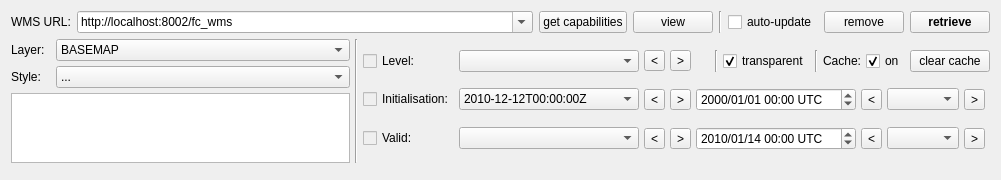
Above: mslib/msui/ui/ui_wms_dockwidget.ui from Open-MSS/MSS before the change. Below: the same form after it.
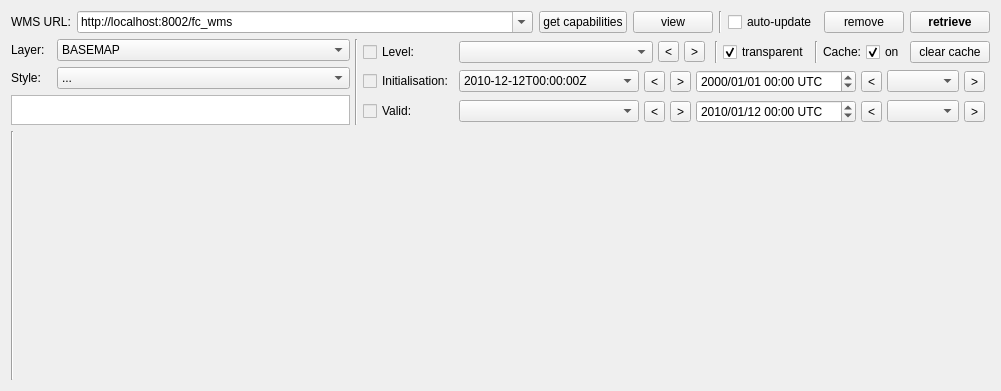
That is the form after the change.

The edit to the form file:
```diff
--- a/mslib/msui/ui/ui_wms_dockwidget.ui
+++ b/mslib/msui/ui/ui_wms_dockwidget.ui
@@ -7,7 +7,7 @@
     <x>0</x>
     <y>0</y>
     <width>1001</width>
-    <height>155</height>
+    <height>391</height>
    </rect>
   </property>
   <property name="sizePolicy">
@@ -22,12 +22,6 @@
     <height>0</height>
    </size>
   </property>
-  <property name="maximumSize">
-   <size>
-    <width>16777215</width>
-    <height>155</height>
-   </size>
-  </property>
   <property name="windowTitle">
    <string>WMS Dock Widget</string>
   </property>
@@ -167,14 +161,17 @@
      <item>
       <layout class="QVBoxLayout" name="verticalLayout">
        <property name="spacing">
-        <number>5</number>
+        <number>6</number>
+       </property>
+       <property name="sizeConstraint">
+        <enum>QLayout::SetMinimumSize</enum>
        </property>
        <item>
         <layout class="QHBoxLayout" name="horizontalLayout">
          <item>
           <widget class="QLabel" name="label_8">
            <property name="sizePolicy">
-            <sizepolicy hsizetype="Fixed" vsizetype="Preferred">
+            <sizepolicy hsizetype="Fixed" vsizetype="Fixed">
              <horstretch>0</horstretch>
              <verstretch>0</verstretch>
             </sizepolicy>
@@ -193,7 +190,7 @@
          <item>
           <widget class="QComboBox" name="cbLayer">
            <property name="sizePolicy">
-            <sizepolicy hsizetype="MinimumExpanding" vsizetype="Minimum">
+            <sizepolicy hsizetype="MinimumExpanding" vsizetype="Fixed">
              <horstretch>0</horstretch>
              <verstretch>0</verstretch>
             </sizepolicy>
@@ -204,12 +201,6 @@
              <height>0</height>
             </size>
            </property>
-           <property name="maximumSize">
-            <size>
-             <width>16777215</width>
-             <height>16777215</height>
-            </size>
-           </property>
            <property name="toolTip">
             <string/>
            </property>
@@ -246,7 +237,7 @@
          <item>
           <widget class="QLabel" name="label_11">
            <property name="sizePolicy">
-            <sizepolicy hsizetype="Fixed" vsizetype="Preferred">
+            <sizepolicy hsizetype="Fixed" vsizetype="Fixed">
              <horstretch>0</horstretch>
              <verstretch>0</verstretch>
             </sizepolicy>
@@ -265,7 +256,7 @@
          <item>
           <widget class="QComboBox" name="cbStyle">
            <property name="sizePolicy">
-            <sizepolicy hsizetype="MinimumExpanding" vsizetype="Minimum">
+            <sizepolicy hsizetype="MinimumExpanding" vsizetype="Fixed">
              <horstretch>0</horstretch>
              <verstretch>0</verstretch>
             </sizepolicy>
@@ -276,12 +267,6 @@
              <height>0</height>
             </size>
            </property>
-           <property name="maximumSize">
-            <size>
-             <width>16777215</width>
-             <height>16777215</height>
-            </size>
-           </property>
            <property name="styleSheet">
             <string notr="true">QComboBox QAbstractItemView { min-width: 600px; }</string>
            </property>
@@ -302,10 +287,16 @@
        </item>
        <item>
         <widget class="QTextEdit" name="teLayerAbstract">
+         <property name="sizePolicy">
+          <sizepolicy hsizetype="MinimumExpanding" vsizetype="Minimum">
+           <horstretch>0</horstretch>
+           <verstretch>0</verstretch>
+          </sizepolicy>
+         </property>
          <property name="minimumSize">
           <size>
-           <width>242</width>
-           <height>0</height>
+           <width>0</width>
+           <height>30</height>
           </size>
          </property>
          <property name="readOnly">
@@ -315,8 +306,8 @@
           <string>&lt;!DOCTYPE HTML PUBLIC &quot;-//W3C//DTD HTML 4.0//EN&quot; &quot;http://www.w3.org/TR/REC-html40/strict.dtd&quot;&gt;
 &lt;html&gt;&lt;head&gt;&lt;meta name=&quot;qrichtext&quot; content=&quot;1&quot; /&gt;&lt;style type=&quot;text/css&quot;&gt;
 p, li { white-space: pre-wrap; }
-&lt;/style&gt;&lt;/head&gt;&lt;body style=&quot; font-family:'MS Shell Dlg 2'; font-size:7.8pt; font-weight:400; font-style:normal;&quot;&gt;
-&lt;p style=&quot;-qt-paragraph-type:empty; margin-top:0px; margin-bottom:0px; margin-left:0px; margin-right:0px; -qt-block-indent:0; text-indent:0px; font-family:'Sans Serif'; font-size:10pt;&quot;&gt;&lt;br /&gt;&lt;/p&gt;&lt;/body&gt;&lt;/html&gt;</string>
+&lt;/style&gt;&lt;/head&gt;&lt;body style=&quot; font-family:'Sans Serif'; font-size:9pt; font-weight:400; font-style:normal;&quot;&gt;
+&lt;p style=&quot;-qt-paragraph-type:empty; margin-top:0px; margin-bottom:0px; margin-left:0px; margin-right:0px; -qt-block-indent:0; text-indent:0px; font-size:10pt;&quot;&gt;&lt;br /&gt;&lt;/p&gt;&lt;/body&gt;&lt;/html&gt;</string>
          </property>
         </widget>
        </item>
@@ -324,6 +315,12 @@
      </item>
      <item>
       <widget class="Line" name="line_2">
+       <property name="sizePolicy">
+        <sizepolicy hsizetype="Fixed" vsizetype="Minimum">
+         <horstretch>0</horstretch>
+         <verstretch>0</verstretch>
+        </sizepolicy>
+       </property>
        <property name="orientation">
         <enum>Qt::Vertical</enum>
        </property>
@@ -336,8 +333,8 @@
          <item>
           <widget class="QComboBox" name="cbInitTime">
            <property name="sizePolicy">
-            <sizepolicy hsizetype="Minimum" vsizetype="Fixed">
-             <horstretch>0</horstretch>
+            <sizepolicy hsizetype="MinimumExpanding" vsizetype="Fixed">
+             <horstretch>1</horstretch>
              <verstretch>0</verstretch>
             </sizepolicy>
            </property>
@@ -349,7 +346,7 @@
            </property>
            <property name="maximumSize">
             <size>
-             <width>250</width>
+             <width>300</width>
              <height>16777215</height>
             </size>
            </property>
@@ -391,6 +388,12 @@
          </item>
          <item>
           <widget class="QDateTimeEdit" name="dteInitTime">
+           <property name="sizePolicy">
+            <sizepolicy hsizetype="MinimumExpanding" vsizetype="Fixed">
+             <horstretch>1</horstretch>
+             <verstretch>0</verstretch>
+            </sizepolicy>
+           </property>
            <property name="minimumSize">
             <size>
              <width>160</width>
@@ -399,7 +402,7 @@
            </property>
            <property name="maximumSize">
             <size>
-             <width>160</width>
+             <width>300</width>
              <height>16777215</height>
             </size>
            </property>
@@ -449,6 +452,9 @@
            <property name="orientation">
             <enum>Qt::Horizontal</enum>
            </property>
+           <property name="sizeType">
+            <enum>QSizePolicy::Expanding</enum>
+           </property>
            <property name="sizeHint" stdset="0">
             <size>
              <width>5</width>
@@ -464,8 +470,8 @@
          <item>
           <widget class="QComboBox" name="cbValidTime">
            <property name="sizePolicy">
-            <sizepolicy hsizetype="Minimum" vsizetype="Fixed">
-             <horstretch>0</horstretch>
+            <sizepolicy hsizetype="MinimumExpanding" vsizetype="Fixed">
+             <horstretch>1</horstretch>
              <verstretch>0</verstretch>
             </sizepolicy>
            </property>
@@ -477,7 +483,7 @@
            </property>
            <property name="maximumSize">
             <size>
-             <width>250</width>
+             <width>300</width>
              <height>16777215</height>
             </size>
            </property>
@@ -517,6 +523,12 @@
          </item>
          <item>
           <widget class="QDateTimeEdit" name="dteValidTime">
+           <property name="sizePolicy">
+            <sizepolicy hsizetype="MinimumExpanding" vsizetype="Fixed">
+             <horstretch>1</horstretch>
+             <verstretch>0</verstretch>
+            </sizepolicy>
+           </property>
            <property name="minimumSize">
             <size>
              <width>160</width>
@@ -525,7 +537,7 @@
            </property>
            <property name="maximumSize">
             <size>
-             <width>160</width>
+             <width>300</width>
              <height>16777215</height>
             </size>
            </property>
@@ -536,12 +548,12 @@
             <date>
              <year>2010</year>
              <month>1</month>
-             <day>14</day>
+             <day>12</day>
             </date>
            </property>
            <property name="minimumDateTime">
             <datetime>
-             <hour>4</hour>
+             <hour>2</hour>
              <minute>0</minute>
              <second>0</second>
              <year>2000</year>
@@ -558,7 +570,7 @@
            </property>
            <property name="minimumTime">
             <time>
-             <hour>4</hour>
+             <hour>2</hour>
              <minute>0</minute>
              <second>0</second>
             </time>
@@ -596,6 +608,9 @@
            <property name="orientation">
             <enum>Qt::Horizontal</enum>
            </property>
+           <property name="sizeType">
+            <enum>QSizePolicy::Expanding</enum>
+           </property>
            <property name="sizeHint" stdset="0">
             <size>
              <width>5</width>
@@ -611,8 +626,8 @@
          <item>
           <widget class="QComboBox" name="cbLevel">
            <property name="sizePolicy">
-            <sizepolicy hsizetype="Minimum" vsizetype="Fixed">
-             <horstretch>0</horstretch>
+            <sizepolicy hsizetype="MinimumExpanding" vsizetype="Fixed">
+             <horstretch>1</horstretch>
              <verstretch>0</verstretch>
             </sizepolicy>
            </property>
@@ -624,7 +639,7 @@
            </property>
            <property name="maximumSize">
             <size>
-             <width>250</width>
+             <width>300</width>
              <height>16777215</height>
             </size>
            </property>
```
